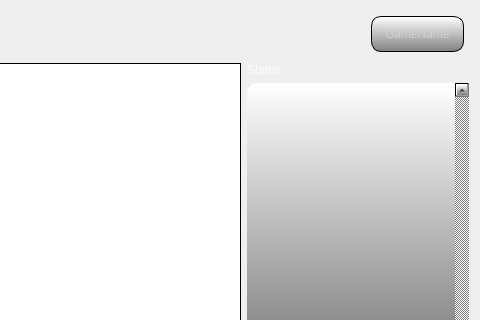
This is src/view/GamePage.ui in fmarkyy98/qt-city as Qt 5 draws it before an edit; both pictures show x 435 to 915 and y 0 to 320 of the 915 by 561 pixel window. The edited form follows.
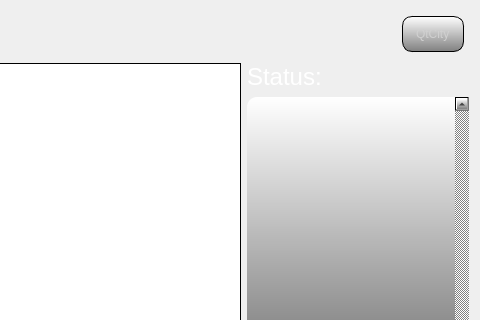
This is the edited form. Icons and pictures are not drawn.

Patch:
```diff
--- a/src/view/GamePage.ui
+++ b/src/view/GamePage.ui
@@ -4023,7 +4023,7 @@
 border-radius: 10px;</string>
          </property>
          <property name="text">
-          <string>GameName</string>
+          <string>QtCity</string>
          </property>
         </widget>
        </item>
@@ -4061,6 +4061,14 @@
        </item>
        <item row="0" column="1">
         <widget class="QLabel" name="label_7">
+         <property name="font">
+          <font>
+           <pointsize>18</pointsize>
+          </font>
+         </property>
+         <property name="styleSheet">
+          <string notr="true">color: white;</string>
+         </property>
          <property name="text">
           <string>Status:</string>
          </property>
```
